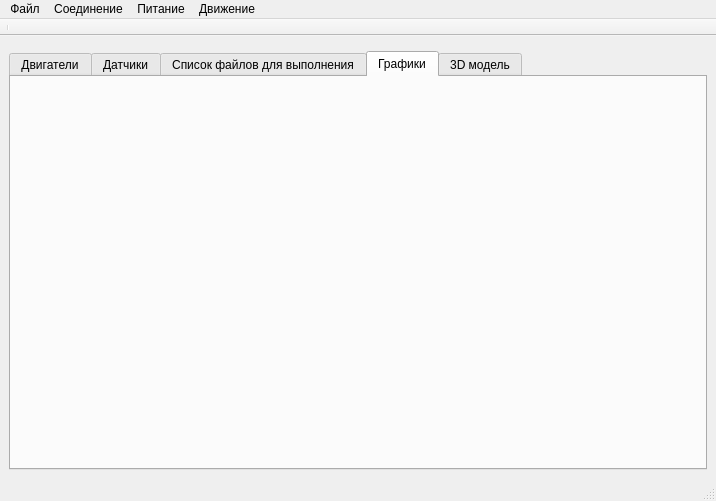
Old version of the form src/MainWindow.ui in the repository AlexanderMokhov/AR-600Controller.
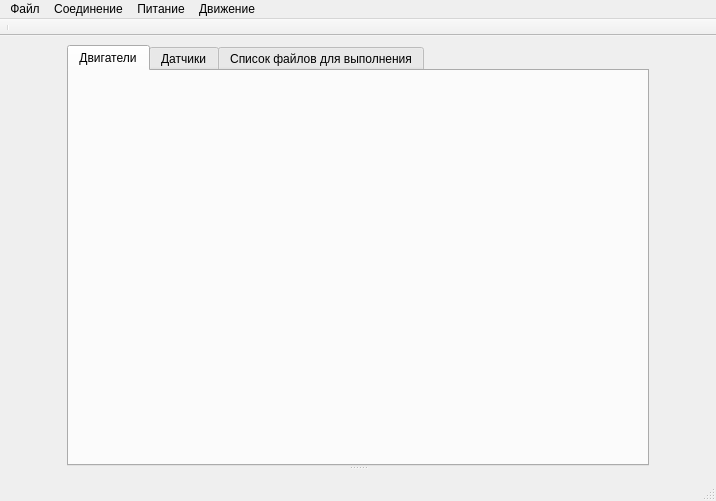
New version of the form. The open tabs and pages were chosen to show the change.

```diff
--- a/src/MainWindow.ui
+++ b/src/MainWindow.ui
@@ -14,39 +14,68 @@
    <string>AR600E - Интерфейс управления</string>
   </property>
   <widget class="QWidget" name="centralwidget">
-   <layout class="QGridLayout" name="gridLayout_2">
+   <layout class="QGridLayout" name="gridLayout">
     <item row="0" column="0">
-     <layout class="QGridLayout" name="gridLayout" rowstretch="0,10" columnstretch="0,10,0">
-      <item row="0" column="0">
-       <layout class="QVBoxLayout" name="PowerWidgetLayout"/>
-      </item>
-      <item row="0" column="1">
-       <layout class="QVBoxLayout" name="RecordWidgetLayout">
+     <layout class="QHBoxLayout" name="horizontalLayout" stretch="1,10,1">
+      <item>
+       <layout class="QVBoxLayout" name="verticalLayout_2">
         <property name="sizeConstraint">
          <enum>QLayout::SetFixedSize</enum>
         </property>
-       </layout>
-      </item>
-      <item row="0" column="2" rowspan="2">
-       <layout class="QGridLayout" name="gridLayout_5" rowstretch="2,8">
-        <item row="0" column="0">
-         <layout class="QHBoxLayout" name="MoveControlLayout">
+        <item>
+         <layout class="QVBoxLayout" name="ConnectionLayout">
+          <property name="sizeConstraint">
+           <enum>QLayout::SetFixedSize</enum>
+          </property>
+         </layout>
+        </item>
+        <item>
+         <layout class="QVBoxLayout" name="PowerLayout">
           <property name="sizeConstraint">
-           <enum>QLayout::SetDefaultConstraint</enum>
+           <enum>QLayout::SetFixedSize</enum>
           </property>
          </layout>
         </item>
-        <item row="1" column="0">
-         <layout class="QHBoxLayout" name="MotorControlLayout">
+        <item>
+         <layout class="QVBoxLayout" name="RecordLayout">
           <property name="sizeConstraint">
            <enum>QLayout::SetFixedSize</enum>
           </property>
          </layout>
         </item>
+        <item>
+         <spacer name="verticalSpacer">
+          <property name="orientation">
+           <enum>Qt::Vertical</enum>
+          </property>
+          <property name="sizeHint" stdset="0">
+           <size>
+            <width>20</width>
+            <height>40</height>
+           </size>
+          </property>
+         </spacer>
+        </item>
        </layout>
       </item>
-      <item row="1" column="0" colspan="2">
+      <item>
+       <widget class="QSplitter" name="splitter">
+        <property name="sizePolicy">
+         <sizepolicy hsizetype="Expanding" vsizetype="Expanding">
+          <horstretch>0</horstretch>
+          <verstretch>0</verstretch>
+         </sizepolicy>
+        </property>
+        <property name="orientation">
+         <enum>Qt::Vertical</enum>
+        </property>
        <widget class="QTabWidget" name="tabWidget">
+         <property name="sizePolicy">
+          <sizepolicy hsizetype="Expanding" vsizetype="Expanding">
+           <horstretch>0</horstretch>
+           <verstretch>0</verstretch>
+          </sizepolicy>
+         </property>
         <property name="currentIndex">
          <number>0</number>
         </property>
@@ -56,7 +85,7 @@
          </attribute>
          <layout class="QGridLayout" name="gridLayout_3">
           <item row="0" column="0">
-           <layout class="QVBoxLayout" name="MotorTableLayout">
+            <layout class="QVBoxLayout" name="MotorsLayout">
             <property name="sizeConstraint">
              <enum>QLayout::SetFixedSize</enum>
             </property>
@@ -70,7 +99,7 @@
          </attribute>
          <layout class="QGridLayout" name="gridLayout_4">
           <item row="0" column="0">
-           <layout class="QVBoxLayout" name="SensorTableLayout">
+            <layout class="QVBoxLayout" name="SensorsLayout">
             <property name="sizeConstraint">
              <enum>QLayout::SetFixedSize</enum>
             </property>
@@ -84,44 +113,55 @@
          </attribute>
          <layout class="QGridLayout" name="gridLayout_6">
           <item row="0" column="0">
-           <layout class="QVBoxLayout" name="MoveFilesWidgetLayout">
+            <layout class="QVBoxLayout" name="MoveFilesLayout">
             <property name="sizeConstraint">
-             <enum>QLayout::SetFixedSize</enum>
+              <enum>QLayout::SetDefaultConstraint</enum>
             </property>
            </layout>
           </item>
          </layout>
         </widget>
-        <widget class="QWidget" name="tabPlot">
-         <attribute name="title">
-          <string>Графики</string>
-         </attribute>
-         <layout class="QGridLayout" name="gridLayout_7">
-          <item row="0" column="0">
-           <layout class="QVBoxLayout" name="plotLayout">
-            <property name="sizeConstraint">
-             <enum>QLayout::SetFixedSize</enum>
-            </property>
-           </layout>
-          </item>
-         </layout>
         </widget>
-        <widget class="QWidget" name="tab_2">
-         <attribute name="title">
-          <string>3D модель</string>
-         </attribute>
-         <layout class="QGridLayout" name="gridLayout_8">
-          <item row="0" column="0">
-           <layout class="QVBoxLayout" name="GLWidgetLayout"/>
-          </item>
-         </layout>
+        <widget class="QWidget" name="layoutWidget">
+         <layout class="QHBoxLayout" name="LogLayout"/>
         </widget>
        </widget>
       </item>
-     </layout>
-    </item>
+      <item>
+       <layout class="QGridLayout" name="gridLayout_5" rowstretch="2,8,0">
+        <property name="sizeConstraint">
+         <enum>QLayout::SetDefaultConstraint</enum>
+        </property>
     <item row="1" column="0">
-     <layout class="QHBoxLayout" name="LayoutLog"/>
+         <layout class="QHBoxLayout" name="MotorLayout">
+          <property name="sizeConstraint">
+           <enum>QLayout::SetFixedSize</enum>
+          </property>
+         </layout>
+        </item>
+        <item row="0" column="0">
+         <layout class="QHBoxLayout" name="MoveLayout">
+          <property name="sizeConstraint">
+           <enum>QLayout::SetFixedSize</enum>
+          </property>
+         </layout>
+        </item>
+        <item row="2" column="0">
+         <spacer name="verticalSpacer_2">
+          <property name="orientation">
+           <enum>Qt::Vertical</enum>
+          </property>
+          <property name="sizeHint" stdset="0">
+           <size>
+            <width>20</width>
+            <height>40</height>
+           </size>
+          </property>
+         </spacer>
+        </item>
+       </layout>
+      </item>
+     </layout>
     </item>
    </layout>
   </widget>
```
Lines whose indentation alone changed are shown as unchanged.
